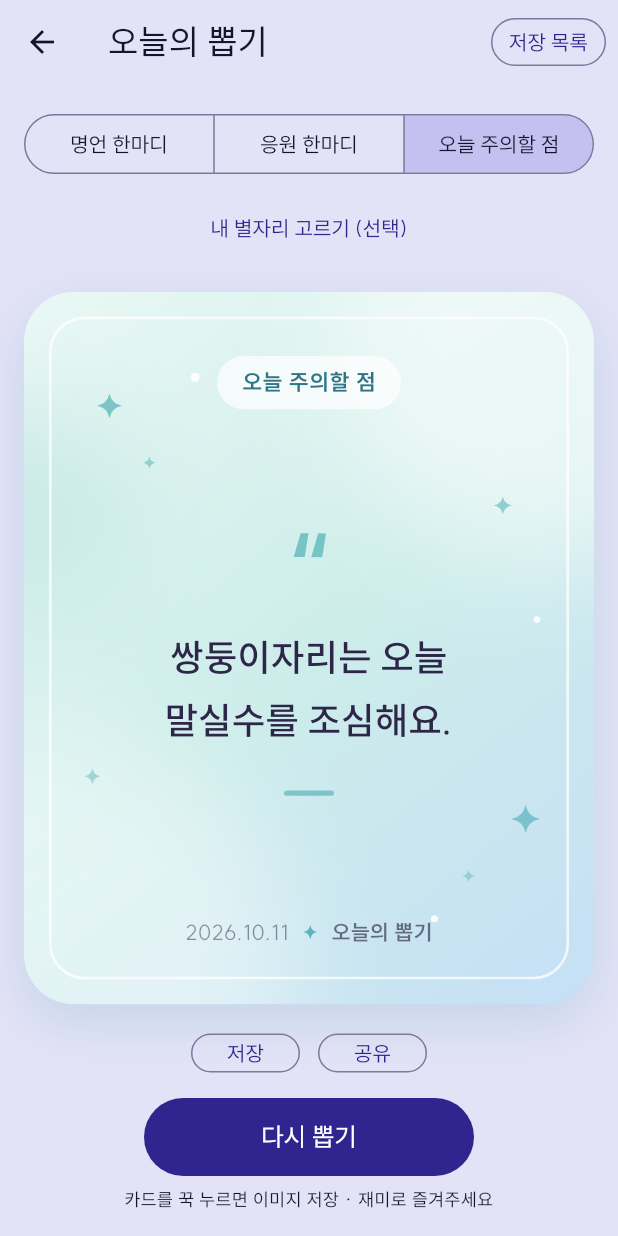
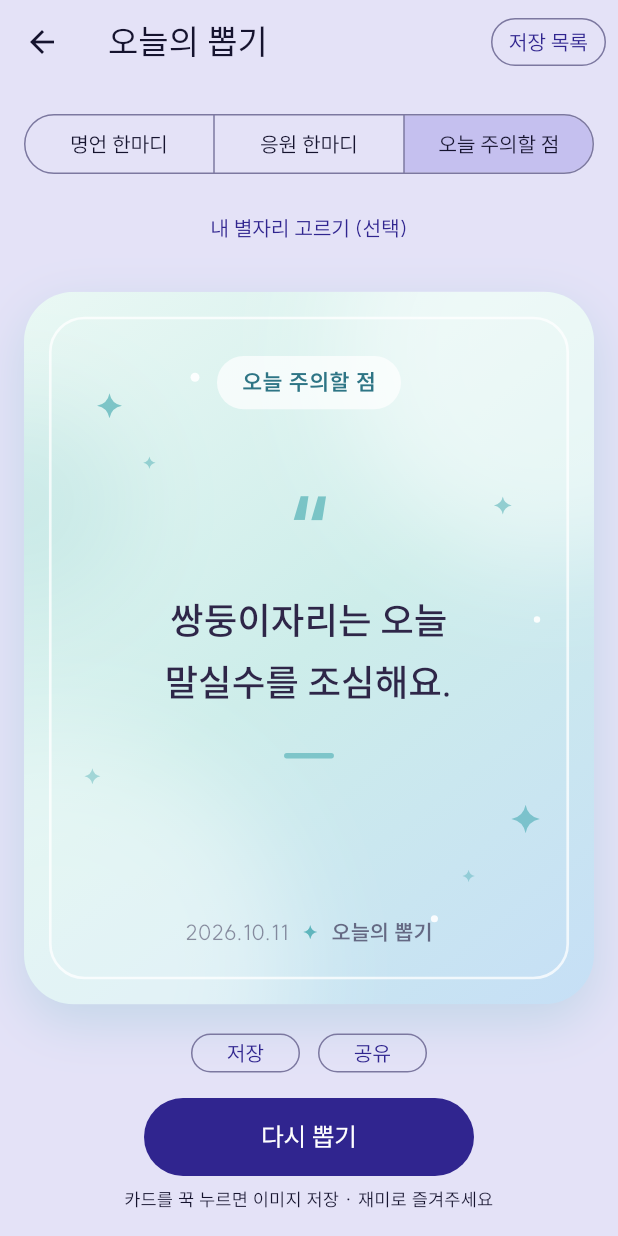
Before and after one commit to shlete/Oppop, a Flutter app: the DailyScreen screen opened directly, after a tap on "응원 한마디", after a tap on "오늘 주의할 점", after a tap on "뽑기", on a phone screen of 412 x 824 dp. Run offline on Flutter 3.47's test engine with Material 3 defaults, Android fonts, the phone set to English and light mode, and no system bars; our stand-ins replace flutter_riverpod, google_mobile_ads, share_plus, shared_preferences, web; missing offline and left inert: dart:js_interop, gal; accounts and stored records are empty; network calls fail; Roboto replaces fonts that are missing (IBMPlexSansKR); project files that could hold a hidden picture were left out.

Commit message:
Center the daily phrase itself on the card
Co-Authored-By: Claude Opus 5.5 (1M context) <noreply@anthropic.com>
Claude-Session: https://claude.ai/code/session_01FsZtawRLD1deWrySo6vrEK

```diff
--- a/lib/features/daily/phrase_card.dart
+++ b/lib/features/daily/phrase_card.dart
@@ -95,11 +95,18 @@ class PhraseCard extends StatelessWidget {
                     ),
                     child: Padding(
                       padding: const EdgeInsets.fromLTRB(24, 22, 24, 18),
-                      child: Column(
+                      child: CustomMultiChildLayout(
+                        delegate: _CardLayout(decorated: !empty),
                         children: [
-                          _CategoryPill(label: category.label, accent: accent),
-                          Expanded(
-                            child: Center(
+                          LayoutId(
+                            id: _Slot.pill,
+                            child: _CategoryPill(
+                              label: category.label,
+                              accent: accent,
+                            ),
+                          ),
+                          LayoutId(
+                            id: _Slot.body,
                             child: empty
                                 ? Text(
                                     '뽑기 버튼을 누르면\n오늘의 문구가 나와요',
@@ -116,8 +123,10 @@ class PhraseCard extends StatelessWidget {
                                     accent: accent,
                                   ),
                           ),
+                          LayoutId(
+                            id: _Slot.footer,
+                            child: _Footer(date: date, accent: accent),
                           ),
-                          _Footer(date: date, accent: accent),
                         ],
                       ),
                     ),
@@ -130,6 +139,44 @@ class PhraseCard extends StatelessWidget {
       ),
     );
   }
+}
+
+enum _Slot { pill, body, footer }
+
+/// 칩은 위, 날짜는 아래에 두고, 글귀는 카드 정중앙에 온다.
+/// 따옴표(위)와 짧은 선(아래)의 높이 차이만큼 묶음을 올려서 글귀 자체가 가운데 오게 하고,
+/// 문구가 길어 자리가 모자라면 칩과 날짜 사이 안에서만 움직인다.
+class _CardLayout extends MultiChildLayoutDelegate {
+  _CardLayout({required this.decorated});
+
+  /// 따옴표와 선이 붙은 글귀인지 (뽑기 전 안내 문구는 장식 없이 그대로 가운데).
+  final bool decorated;
+
+  @override
+  void performLayout(Size size) {
+    final loose = BoxConstraints.loose(size);
+    final pill = layoutChild(_Slot.pill, loose);
+    final footer = layoutChild(_Slot.footer, loose);
+    positionChild(_Slot.pill, Offset((size.width - pill.width) / 2, 0));
+    positionChild(
+      _Slot.footer,
+      Offset((size.width - footer.width) / 2, size.height - footer.height),
+    );
+    final room = size.height - pill.height - footer.height;
+    final body = layoutChild(
+      _Slot.body,
+      BoxConstraints(maxWidth: size.width, maxHeight: room),
+    );
+    // 묶음 안에서 글귀 중심은 위 장식 높이와 아래 장식 높이의 차이 절반만큼 아래에 있다.
+    final shift = decorated ? (_PhraseBody.top - _PhraseBody.bottom) / 2 : 0;
+    final top = (size.height - body.height) / 2 - shift;
+    final y = top.clamp(pill.height, size.height - footer.height - body.height);
+    positionChild(_Slot.body, Offset((size.width - body.width) / 2, y));
+  }
+
+  @override
+  bool shouldRelayout(_CardLayout oldDelegate) =>
+      oldDelegate.decorated != decorated;
 }
 
 class _CategoryPill extends StatelessWidget {
@@ -166,6 +213,10 @@ class _PhraseBody extends StatelessWidget {
   final String? by;
   final Color accent;
 
+  /// 글귀 위 따옴표 자리와 아래 짧은 선 자리의 높이.
+  static const top = 54.0;
+  static const bottom = 25.0;
+
   @override
   Widget build(BuildContext context) {
     final split = text.indexOf('\n');
@@ -174,7 +225,9 @@ class _PhraseBody extends StatelessWidget {
     return Column(
       mainAxisSize: MainAxisSize.min,
       children: [
-        Text(
+        SizedBox(
+          height: top,
+          child: Text(
             '“',
             style: TextStyle(
               fontSize: 56,
@@ -183,7 +236,7 @@ class _PhraseBody extends StatelessWidget {
               color: accent.withValues(alpha: 0.55),
             ),
           ),
-        const SizedBox(height: 4),
+        ),
         // 고사성어처럼 첫 줄이 따로 있는 문구는 제목 줄로 띄운다.
         if (title != null) ...[
           Text(
@@ -219,7 +272,7 @@ class _PhraseBody extends StatelessWidget {
             ),
           ),
         ],
-        const SizedBox(height: 22),
+        const SizedBox(height: bottom - 3),
         Container(
           width: 28,
           height: 3,
```
Lines whose indentation alone changed are shown as unchanged.
